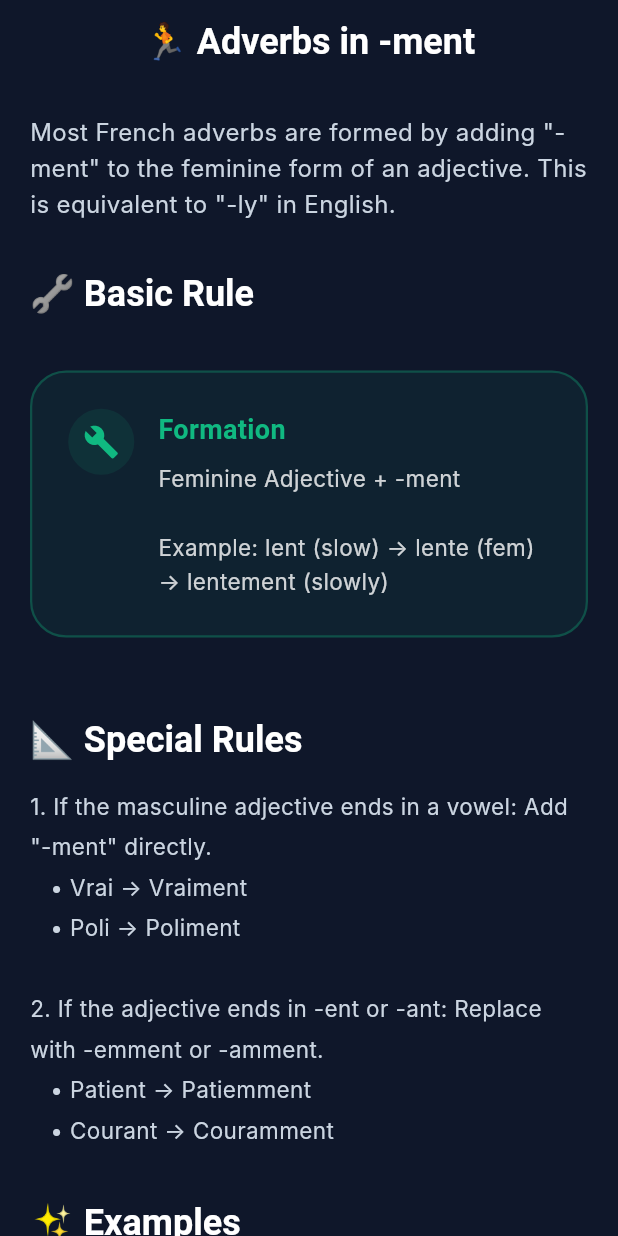
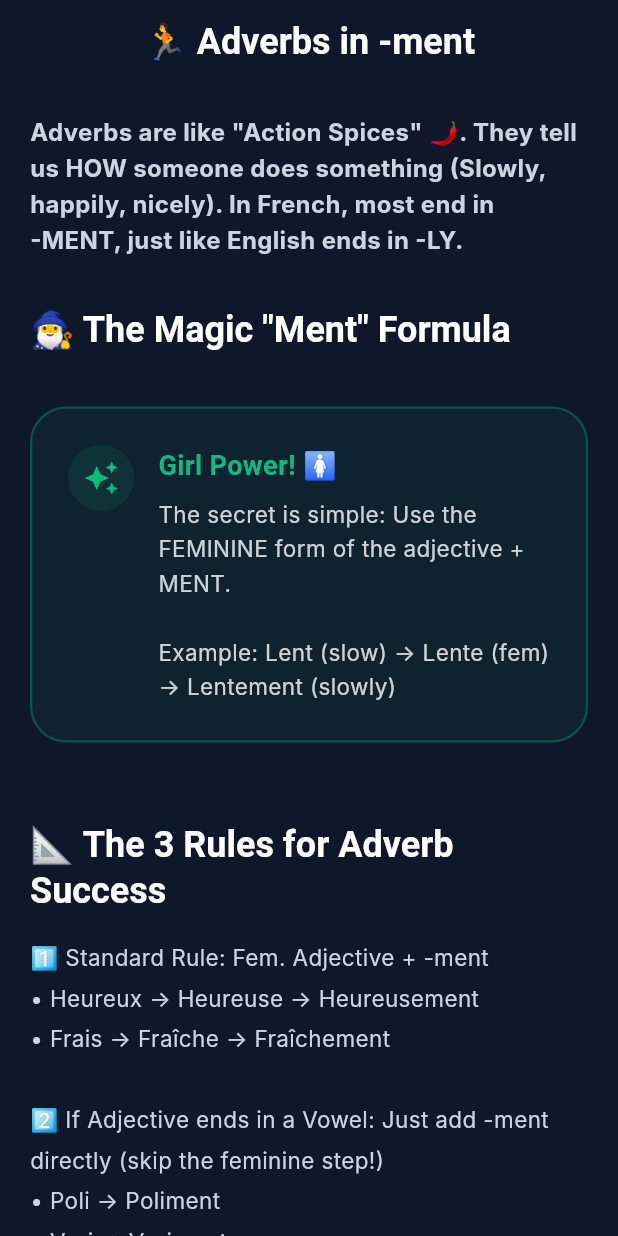
Before and after one commit to businessidea511/French_B1_v1, a Flutter app: the AdverbesMentPage widget shown alone on an empty page, opened directly, on a phone screen of 412 x 824 dp. Run offline on Flutter 3.47's test engine with Material 3 defaults, Android fonts, the phone set to English and light mode, and no system bars; our stand-ins replace flutter_dotenv, flutter_spinkit, flutter_tts, shared_preferences; accounts and stored records are empty; Roboto replaces fonts that are missing (Inter, Outfit).

Commit message:
Refine grammar lessons to for dummies style

```diff
--- a/lib/pages/grammar/lessons/adverbes_ment_page.dart
+++ b/lib/pages/grammar/lessons/adverbes_ment_page.dart
@@ -17,52 +17,59 @@ class AdverbesMentPage extends StatelessWidget {
       icon: '🏃',
       children: [
         const TranslatedText(
-          'Most French adverbs are formed by adding "-ment" to the feminine form of an adjective. This is equivalent to "-ly" in English.',
-          style: TextStyle(fontSize: 16, height: 1.5),
+          'Adverbs are like "Action Spices" 🌶️. They tell us HOW someone does something (Slowly, happily, nicely). In French, most end in -MENT, just like English ends in -LY.',
+          style:
+              TextStyle(fontSize: 16, height: 1.5, fontWeight: FontWeight.bold),
         ),
-        const SectionTitle('🔧 Basic Rule'),
+        const SectionTitle('🧙‍♂️ The Magic "Ment" Formula'),
         const TipBox(
-          title: 'Formation',
+          title: 'Girl Power! 🚺',
           content:
-              'Feminine Adjective + -ment\n\nExample: lent (slow) → lente (fem) → lentement (slowly)',
-          icon: Icons.build,
+              'The secret is simple: Use the FEMININE form of the adjective + MENT.\n\n'
+              'Example: Lent (slow) → Lente (fem) → Lentement (slowly)',
+          icon: Icons.auto_awesome,
           color: Color(0xFF10B981),
         ),
-        const SectionTitle('📐 Special Rules'),
+        const SectionTitle('📐 The 3 Rules for Adverb Success'),
         const TranslatedText(
-          '1. If the masculine adjective ends in a vowel: Add "-ment" directly.\n'
-          '   • Vrai → Vraiment\n'
-          '   • Poli → Poliment\n\n'
-          '2. If the adjective ends in -ent or -ant: Replace with -emment or -amment.\n'
-          '   • Patient → Patiemment\n'
-          '   • Courant → Couramment',
+          '1️⃣ Standard Rule: Fem. Adjective + -ment\n'
+          '• Heureux → Heureuse → Heureusement\n'
+          '• Frais → Fraîche → Fraîchement\n\n'
+          '2️⃣ If Adjective ends in a Vowel: Just add -ment directly (skip the feminine step!)\n'
+          '• Poli → Poliment\n'
+          '• Vrai → Vraiment\n\n'
+          '3️⃣ The "-NT" Trap (Important!): \n'
+          '• Ends in -ENT? Change to -EMMENT (Prudent → Prudemment)\n'
+          '• Ends in -ANT? Change to -AMMENT (Courant → Couramment)',
           style: TextStyle(fontSize: 15, height: 1.8),
         ),
-        const SectionTitle('✨ Examples'),
+        const SectionTitle('✨ Real-Life Examples'),
         const ExampleBox(
-          french: 'Il parle doucement.',
-          english: 'He speaks softly.',
+          french: 'Il conduit prudemment.',
+          english: 'He drives prudently.',
         ),
         const ExampleBox(
-          french: 'Elle travaille sérieusement.',
-          english: 'She works seriously.',
+          french: 'Elle chante admirablement.',
+          english: 'She sings admirably.',
         ),
         const ExampleBox(
-          french: 'Nous mangeons rapidement.',
-          english: 'We eat quickly.',
+          french: 'Nous vivons tranquillement.',
+          english: 'We live quietly.',
         ),
-        const SectionTitle('⚠️ Some Exceptions'),
+        const SectionTitle('🚫 The "Rebel" Adverbs (Irregulars)'),
         const TranslatedText(
-          '• Bon → Bien (Well)\n'
-          '• Mauvais → Mal (Badly)\n'
-          '• Gentil → Gentiment (Kindly)',
+          'Some adverbs just hate rules:\n'
+          '• Bon (Good) → BIEN (Well)\n'
+          '• Mauvais (Bad) → MAL (Badly)\n'
+          '• Petit (Small) → PEU (Little)\n'
+          '• Gentil (Kind) → GENTIMENT (Kindly)',
           style: TextStyle(fontSize: 15, height: 1.8),
         ),
         const TipBox(
-          title: '💡 Pro Tip',
+          title: '👂 Dummy Ear Tip',
           content:
-              'The pronunciation of -emment and -amment is the same: [am-mã]. "Patiemment" sounds like it has an "a"!',
-          icon: Icons.lightbulb,
+              'Both -emment and -amment sound EQUALLY like "ah-mah" [am-mã]. Don\'t let the spelling scare your ears!',
+          icon: Icons.hearing,
           color: Color(0xFFF59E0B),
         ),
       ],
--- a/lib/pages/grammar/lessons/voix_passive_page.dart
+++ b/lib/pages/grammar/lessons/voix_passive_page.dart
@@ -17,49 +17,51 @@ class VoixPassivePage extends StatelessWidget {
       icon: '🔄',
       children: [
         const TranslatedText(
-          'The passive voice (la voix passive) is used to shift the focus from the person performing the action to the action itself or the person/thing receiving it.',
-          style: TextStyle(fontSize: 16, height: 1.5),
+          'Imagine a MIRROR. 🪞 In the "Passive Voice," we just flip the sentence! The one who WAS the target now becomes the "Boss" (the subject).',
+          style:
+              TextStyle(fontSize: 16, height: 1.5, fontWeight: FontWeight.bold),
         ),
-        const SectionTitle('🎯 When to Use It'),
+        const SectionTitle('💡 Why use it? (The "Lazy" Secret)'),
         const TranslatedText(
-          '• When the person doing the action is unknown or unimportant\n'
-          '• To emphasize the result or the object of the action\n'
-          '• In formal or journalistic writing',
+          'We use it when we don\'t know who did the action, or we don\'t care. \n'
+          'Example: "The bank was robbed." (We don\'t know who did it!)',
           style: TextStyle(fontSize: 15, height: 1.8),
         ),
-        const SectionTitle('🔧 How to Form It'),
+        const SectionTitle('🛠️ The 3-Step Magic Formula'),
         const TipBox(
-          title: 'The Formula',
-          content:
-              'ÊTRE (conjugated) + PAST PARTICIPLE (+ PAR + agent)\n\nNote: The past participle MUST agree in gender and number with the SUBJECT of the sentence!',
-          icon: Icons.unfold_more,
+          title: 'Step-by-Step Flip',
+          content: '1. Take the Object and make it the Subject.\n'
+              '2. Add the verb ÊTRE in the SAME tense as the original verb.\n'
+              '3. Add the Past Participle of the original verb.\n\n'
+              '⚠️ PRO RULE: The participle must MATCH the new subject (add -e for feminine, -s for plural)!',
+          icon: Icons.auto_fix_high,
           color: Color(0xFF10B981),
         ),
-        const SectionTitle('📝 Examples in Different Tenses'),
+        const SectionTitle('📝 See the Flip!'),
+        const ExampleBox(
+          french: 'Le chat mange la souris. (Active)',
+          english: 'The cat eats the mouse.',
+        ),
+        const ExampleBox(
+          french: 'La souris est mangée par le chat. (Passive)',
+          english: 'The mouse is eaten by the cat.',
+        ),
         const TranslatedText(
-          'Present: Le chat mange la souris → La souris est mangée par le chat.\n'
-          'Passé Composé: J\'ai fini le travail → Le travail a été fini par moi.\n'
-          'Futur Simple: Ils construiront la maison → La maison sera construite.',
+          'See? "Mange" (Present) became "EST" (Present) + "mangée" (Matched to mouse).',
+          style: TextStyle(fontSize: 14, fontStyle: FontStyle.italic),
+        ),
+        const SectionTitle('🕰️ Different Tenses (No Panic!)'),
+        const TranslatedText(
+          '• Past: J\'ai fini le livre → Le livre A ÉTÉ fini.\n'
+          '• Future: Tu feras le gâteau → Le gâteau SERA fait.\n'
+          '• Imparfait: Il lisait l\'histoire → L\'histoire ÉTAIT lue.',
           style: TextStyle(fontSize: 15, height: 1.8),
         ),
-        const SectionTitle('✨ More Examples'),
-        const ExampleBox(
-          french: 'Les fleurs sont arrosées chaque matin.',
-          english: 'The flowers are watered every morning.',
-        ),
-        const ExampleBox(
-          french: 'Le coupable a été arrêté par la police.',
-          english: 'The culprit was arrested by the police.',
-        ),
-        const ExampleBox(
-          french: 'Ce livre est écrit en français.',
-          english: 'This book is written in French.',
-        ),
         const TipBox(
-          title: '💡 Pro Tip',
+          title: '🤫 The "ON" Shortcut',
           content:
-              'French speakers often use "ON" instead of the passive voice in casual conversation. Instead of "La porte a été fermée", they might say "On a fermé la porte".',
-          icon: Icons.lightbulb,
+              'DUMMY TIP: French people are lazy! Instead of saying "La porte a été fermée" (passive), they usually say "On a fermé la porte" (Someone closed it). It sounds much more natural!',
+          icon: Icons.psychology,
           color: Color(0xFFF59E0B),
         ),
       ],
```
